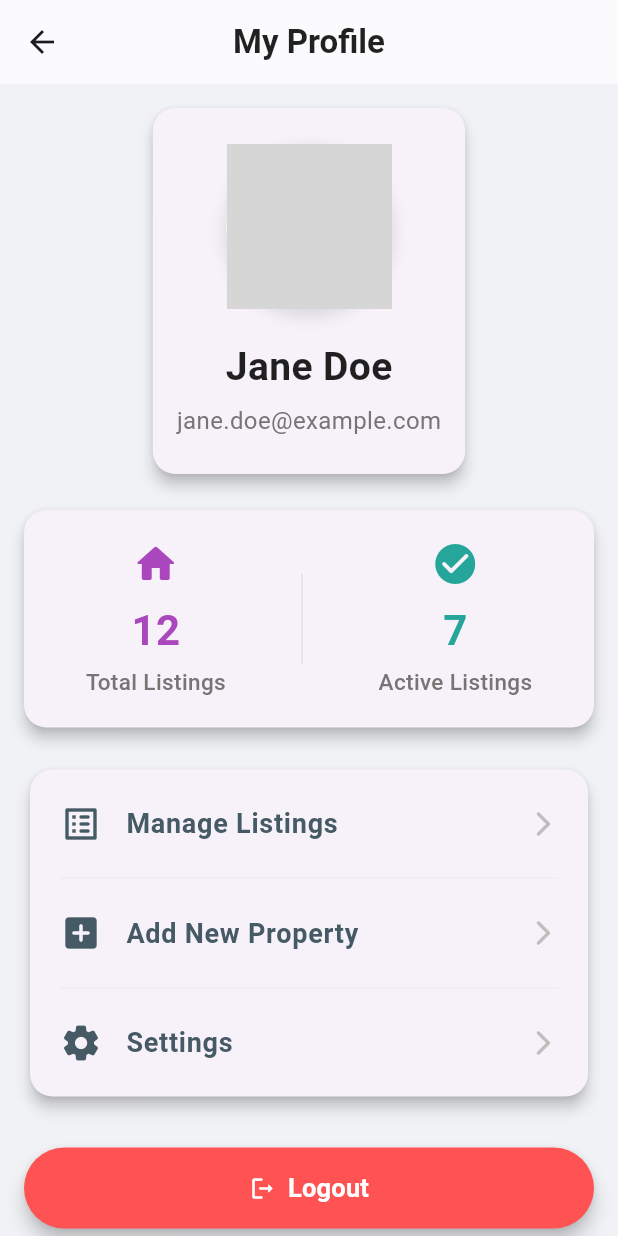
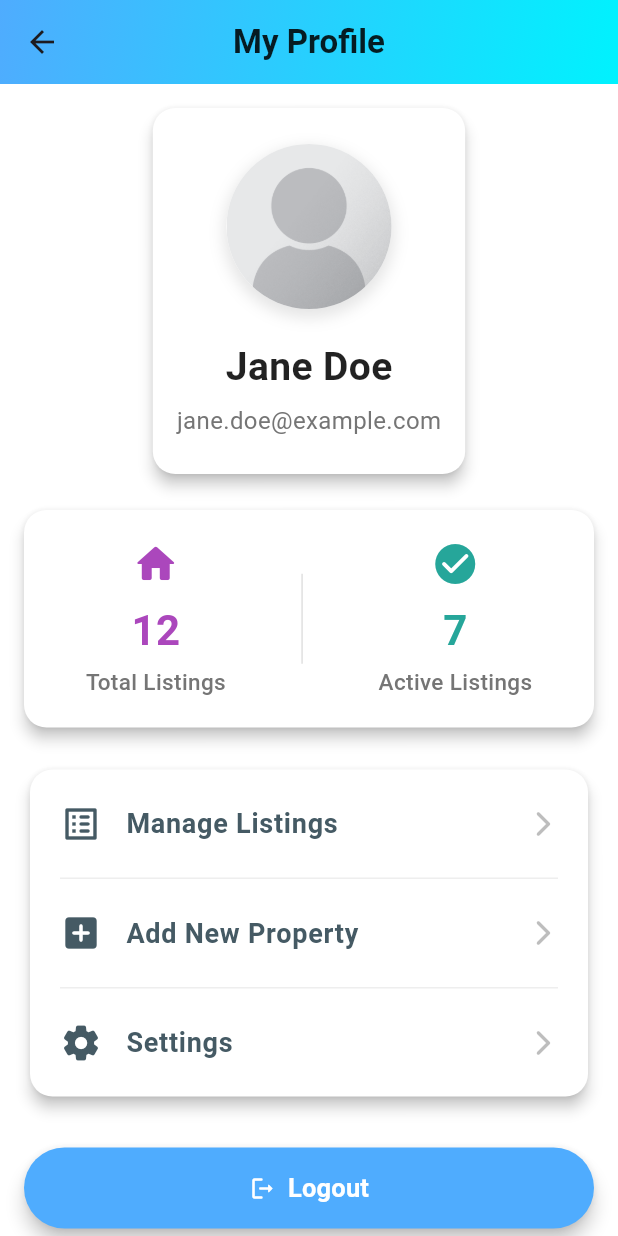
Before and after one commit to MathibelaD/P, a Flutter app: the ProfileScreen screen opened directly, on a phone screen of 412 x 824 dp. Run offline on Flutter 3.47's test engine with Material 3 defaults, Android fonts, the phone set to English and light mode, and no system bars; grey boxes are pictures that could not be loaded.

Commit message:
fix: profile design

```diff
--- a/lib/screens/profile.dart
+++ b/lib/screens/profile.dart
@@ -18,20 +18,24 @@ class ProfileScreen extends StatelessWidget {
 
   @override
   Widget build(BuildContext context) {
+  print('avatarUrl: $avatarUrl');
     return Scaffold(
-      backgroundColor: const Color(0xFFF0F2F5), // Light background for the whole screen
+      backgroundColor: Colors.white, // Light background for the whole screen
       appBar: AppBar(
         title: const Text(
           'My Profile',
           style: TextStyle(color: Colors.black87, fontWeight: FontWeight.w600),
         ),
         centerTitle: true,
-        backgroundColor: Colors.white, // White app bar
-        elevation: 0.5, // Subtle shadow for app bar
-        // No specific shape for a cleaner look, or just very slight curve
-        // shape: const RoundedRectangleBorder(
-        //   borderRadius: BorderRadius.vertical(bottom: Radius.circular(10)),
-        // ),
+       flexibleSpace: Container(
+          decoration: const BoxDecoration(
+            gradient: LinearGradient(
+              colors: [Color(0xff4facfe), Color(0xff00f2fe)],
+              begin: Alignment.topLeft,
+              end: Alignment.bottomRight,
+            ),
+          ),
+        ),
       ),
       body: SingleChildScrollView(
         padding: const EdgeInsets.all(16),
@@ -41,6 +45,7 @@ class ProfileScreen extends StatelessWidget {
             Card(
               margin: const EdgeInsets.only(bottom: 24),
               elevation: 4, // Card elevation
+              color: Colors.white,
               shape: RoundedRectangleBorder(borderRadius: BorderRadius.circular(15)),
               child: Padding(
                 padding: const EdgeInsets.symmetric(vertical: 24, horizontal: 16),
@@ -59,12 +64,11 @@ class ProfileScreen extends StatelessWidget {
                         ],
                       ),
                       child: CircleAvatar(
-                        radius: 55, // Slightly larger avatar
-                        backgroundColor: Colors.white,
-                        backgroundImage: avatarUrl != null
-                            ? NetworkImage(avatarUrl!)
-                            : const AssetImage('assets/avatar_placeholder.png') as ImageProvider,
-                      ),
+  radius: 55,
+  backgroundColor: Colors.white,
+  backgroundImage: const AssetImage('assets/images/placeholder.png'),
+),
+
                     ),
                     const SizedBox(height: 20),
                     Text(
@@ -92,6 +96,7 @@ class ProfileScreen extends StatelessWidget {
             Card(
               margin: const EdgeInsets.only(bottom: 24),
               elevation: 4,
+              color: Colors.white,
               shape: RoundedRectangleBorder(borderRadius: BorderRadius.circular(15)),
               child: Padding(
                 padding: const EdgeInsets.symmetric(vertical: 20, horizontal: 16),
@@ -113,6 +118,7 @@ class ProfileScreen extends StatelessWidget {
             // Action Buttons Section
             Card(
               elevation: 4,
+              color: Colors.white,
               shape: RoundedRectangleBorder(borderRadius: BorderRadius.circular(15)),
               child: Column(
                 children: [
@@ -160,7 +166,7 @@ class ProfileScreen extends StatelessWidget {
                 icon: const Icon(Icons.logout_rounded, color: Colors.white),
                 label: const Text('Logout', style: TextStyle(fontSize: 17, fontWeight: FontWeight.bold, color: Colors.white)),
                 style: ElevatedButton.styleFrom(
-                  backgroundColor: Colors.redAccent, // Retaining red for logout, but can be muted too
+                  backgroundColor: Color(0xff4facfe), // Retaining red for logout, but can be muted too
                   padding: const EdgeInsets.symmetric(vertical: 15),
                   shape: RoundedRectangleBorder(
                     borderRadius: BorderRadius.circular(30),
```
Also changed, not shown: assets/images/placeholder.png (added).
